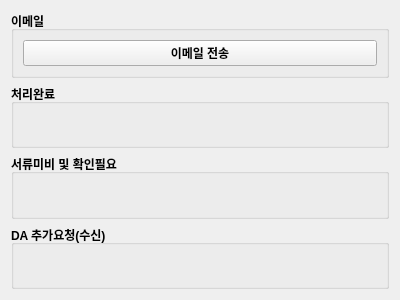
Qt form ui/alarm_widget.ui (Glen-Lee-glitch/new_viewer) before a commit.
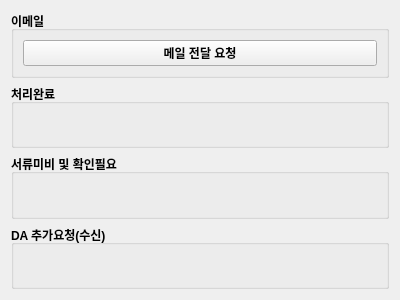
The same form after that commit.

Commit message: chore(ui): 메일 내용 명칭 변경

What changed in the file:
```diff
--- a/ui/alarm_widget.ui
+++ b/ui/alarm_widget.ui
@@ -28,7 +28,7 @@
       <item>
        <widget class="QPushButton" name="open_maildialog">
         <property name="text">
-         <string>이메일 전송</string>
+         <string>메일 전달 요청</string>
         </property>
        </widget>
       </item>
```
